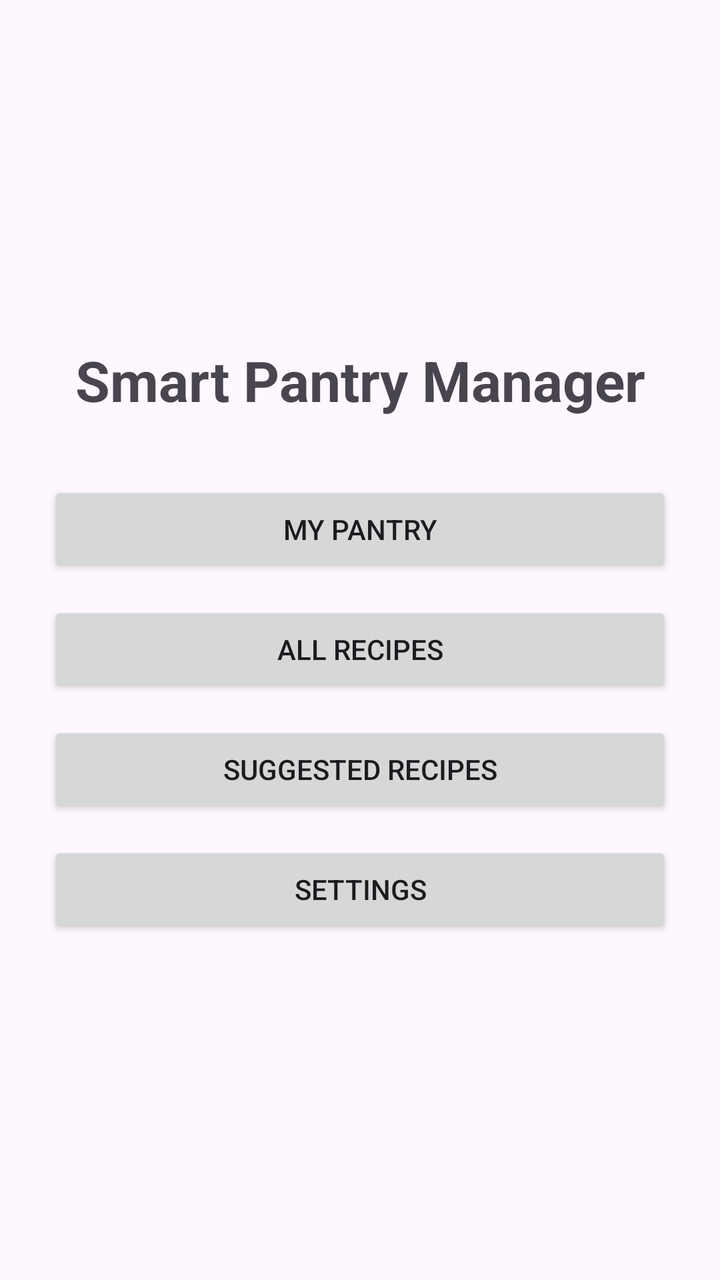
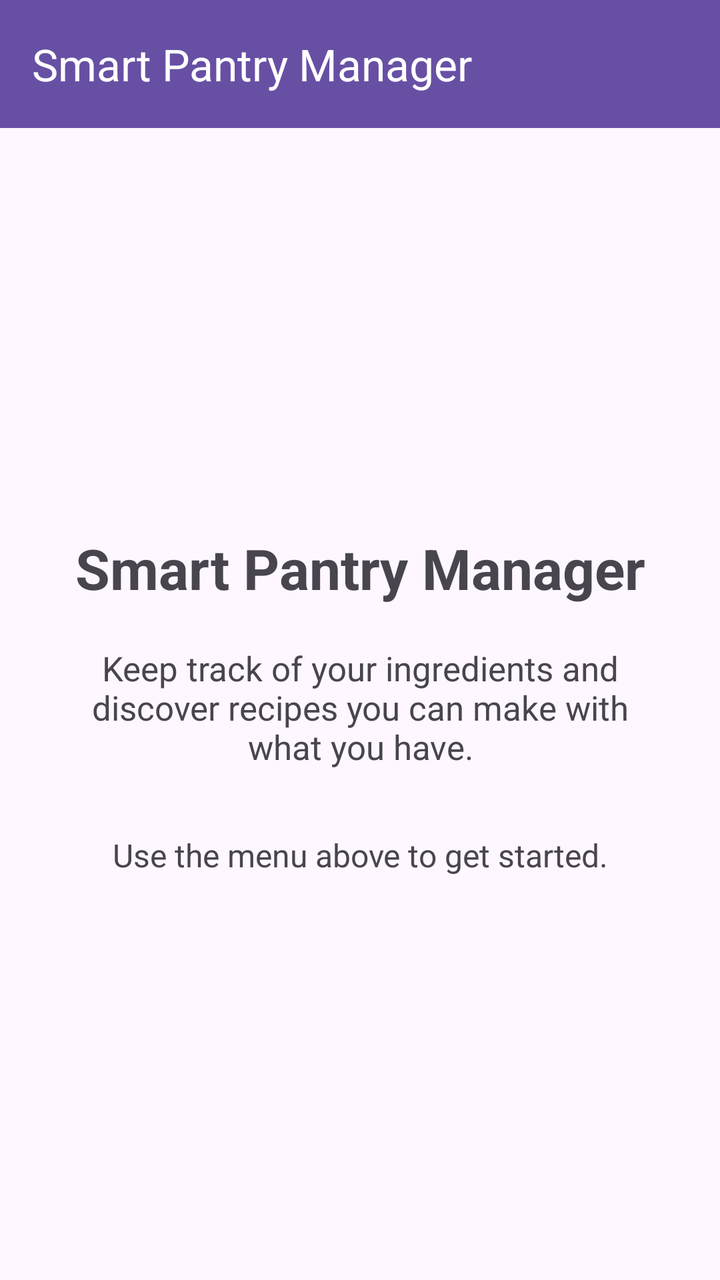

Screens rendered from an Android XML layout before and after an edit, with the pre-edit source and the edit as a unified diff.
<!-- AndroidManifest.xml: application theme Theme.SmartPantryManager -->
<!-- res/layout/activity_main_menu.xml -->
<?xml version="1.0" encoding="utf-8"?>
<LinearLayout xmlns:android="http://schemas.android.com/apk/res/android"
    android:layout_width="match_parent"
    android:layout_height="match_parent"
    android:orientation="vertical"
    android:gravity="center"
    android:padding="24dp">

    <TextView
        android:id="@+id/textViewMainTitle"
        android:layout_width="match_parent"
        android:layout_height="wrap_content"
        android:text="Smart Pantry Manager"
        android:textSize="28sp"
        android:textStyle="bold"
        android:gravity="center"
        android:layout_marginBottom="32dp" />

    <Button
        android:id="@+id/buttonMyPantry"
        android:layout_width="match_parent"
        android:layout_height="wrap_content"
        android:text="My Pantry"
        android:layout_marginBottom="12dp" />

    <Button
        android:id="@+id/buttonAllRecipes"
        android:layout_width="match_parent"
        android:layout_height="wrap_content"
        android:text="All Recipes"
        android:layout_marginBottom="12dp" />

    <Button
        android:id="@+id/buttonSuggestedRecipes"
        android:layout_width="match_parent"
        android:layout_height="wrap_content"
        android:text="Suggested Recipes"
        android:layout_marginBottom="12dp" />

    <Button
        android:id="@+id/buttonSettings"
        android:layout_width="match_parent"
        android:layout_height="wrap_content"
        android:text="Settings" />

</LinearLayout>
<!-- resources referenced by this layout -->
<resources>
  <style name="Theme.SmartPantryManager" parent="Base.Theme.SmartPantryManager" />
  <style name="Base.Theme.SmartPantryManager" parent="Theme.Material3.DayNight.NoActionBar">
          
          
      </style>
</resources>

<!-- the commit's change to res/layout/activity_main_menu.xml (unified diff, before → after) -->
@@ -1,46 +1,55 @@
 <?xml version="1.0" encoding="utf-8"?>
 <LinearLayout xmlns:android="http://schemas.android.com/apk/res/android"
+    xmlns:app="http://schemas.android.com/apk/res-auto"
     android:layout_width="match_parent"
     android:layout_height="match_parent"
     android:orientation="vertical"
-    android:gravity="center"
-    android:padding="24dp">
+    android:fitsSystemWindows="true">
 
-    <TextView
-        android:id="@+id/textViewMainTitle"
+    <androidx.appcompat.widget.Toolbar
+        android:id="@+id/toolbarMainMenu"
         android:layout_width="match_parent"
-        android:layout_height="wrap_content"
-        android:text="Smart Pantry Manager"
-        android:textSize="28sp"
-        android:textStyle="bold"
+        android:layout_height="?attr/actionBarSize"
+        android:background="?attr/colorPrimary"
+        android:elevation="4dp"
+        app:title="Smart Pantry Manager"
+        app:titleTextColor="@android:color/white" />
+
+    <LinearLayout
+        android:layout_width="match_parent"
+        android:layout_height="0dp"
+        android:layout_weight="1"
+        android:orientation="vertical"
         android:gravity="center"
-        android:layout_marginBottom="32dp" />
+        android:padding="32dp">
 
-    <Button
-        android:id="@+id/buttonMyPantry"
-        android:layout_width="match_parent"
-        android:layout_height="wrap_content"
-        android:text="My Pantry"
-        android:layout_marginBottom="12dp" />
+        <TextView
+            android:id="@+id/textViewMainTitle"
+            android:layout_width="match_parent"
+            android:layout_height="wrap_content"
+            android:text="Smart Pantry Manager"
+            android:textSize="28sp"
+            android:textStyle="bold"
+            android:gravity="center"
+            android:layout_marginBottom="20dp" />
 
-    <Button
-        android:id="@+id/buttonAllRecipes"
-        android:layout_width="match_parent"
-        android:layout_height="wrap_content"
-        android:text="All Recipes"
-        android:layout_marginBottom="12dp" />
+        <TextView
+            android:id="@+id/textViewMainDescription"
+            android:layout_width="match_parent"
+            android:layout_height="wrap_content"
+            android:text="Keep track of your ingredients and discover recipes you can make with what you have."
+            android:textSize="17sp"
+            android:gravity="center"
+            android:layout_marginBottom="32dp" />
 
-    <Button
-        android:id="@+id/buttonSuggestedRecipes"
-        android:layout_width="match_parent"
-        android:layout_height="wrap_content"
-        android:text="Suggested Recipes"
-        android:layout_marginBottom="12dp" />
+        <TextView
+            android:id="@+id/textViewMainInstruction"
+            android:layout_width="match_parent"
+            android:layout_height="wrap_content"
+            android:text="Use the menu above to get started."
+            android:textSize="16sp"
+            android:gravity="center" />
 
-    <Button
-        android:id="@+id/buttonSettings"
-        android:layout_width="match_parent"
-        android:layout_height="wrap_content"
-        android:text="Settings" />
+    </LinearLayout>
 
 </LinearLayout>
